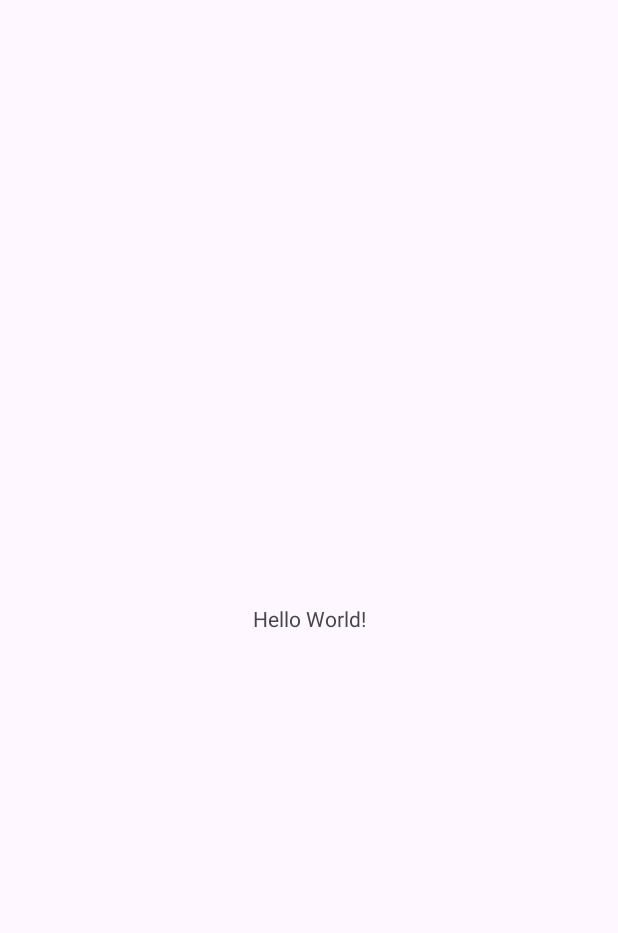
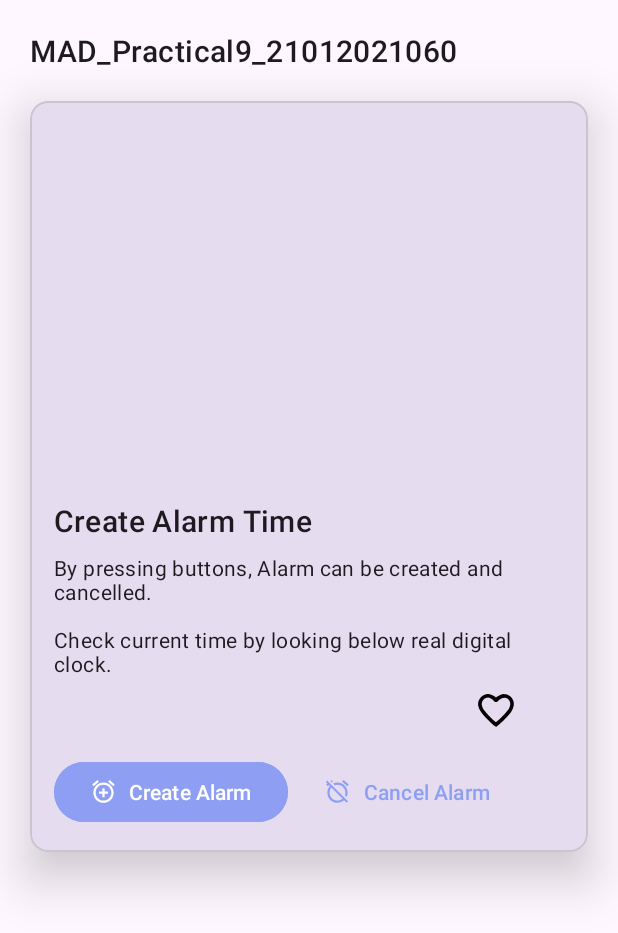
Before and after one commit to patelayushi09/MAD_Practical9_21012021060, an Android app: the screen it shows after launch (MainActivity), on a phone screen of 412 x 824 dp. Before the commit the part shown is almost empty. Shown: the top 933 px of the screen. Run offline under Robolectric (Android 15) with nearby library versions, the phone set to English and light mode, and no system bars.

Commit message:
activitymain

```diff
--- a/app/src/main/AndroidManifest.xml
+++ b/app/src/main/AndroidManifest.xml
@@ -13,6 +13,9 @@
         android:theme="@style/Theme.MAD_Practical9_21012021060"
         tools:targetApi="31">
         <activity
+            android:name=".SplashActivity"
+            android:exported="false" />
+        <activity
             android:name=".MainActivity"
             android:exported="true">
             <intent-filter>
--- /dev/null
+++ b/app/src/main/java/com/example/mad_practical9_21012021060/SplashActivity.kt
@@ -0,0 +1,11 @@
+package com.example.mad_practical9_21012021060
+
+import androidx.appcompat.app.AppCompatActivity
+import android.os.Bundle
+
+class SplashActivity : AppCompatActivity() {
+    override fun onCreate(savedInstanceState: Bundle?) {
+        super.onCreate(savedInstanceState)
+        setContentView(R.layout.activity_splash)
+    }
+}
--- a/app/src/main/res/layout/activity_main.xml
+++ b/app/src/main/res/layout/activity_main.xml
@@ -7,12 +7,86 @@
     tools:context=".MainActivity">
 
     <TextView
+        android:id="@+id/textView"
         android:layout_width="wrap_content"
         android:layout_height="wrap_content"
-        android:text="Hello World!"
-        app:layout_constraintBottom_toBottomOf="parent"
-        app:layout_constraintEnd_toEndOf="parent"
+        android:layout_margin="20dp"
+        android:text="@string/app_name"
+        android:textAppearance="?attr/textAppearanceHeadline6"
+        android:textSize="20sp"
         app:layout_constraintStart_toStartOf="parent"
         app:layout_constraintTop_toTopOf="parent" />
 
+    <com.google.android.material.card.MaterialCardView
+        android:id="@+id/card"
+        android:layout_width="match_parent"
+        android:layout_height="wrap_content"
+        android:layout_margin="20dp"
+        app:cardElevation="20dp"
+        app:layout_constraintEnd_toEndOf="parent"
+        app:layout_constraintStart_toStartOf="parent"
+        app:layout_constraintTop_toBottomOf="@+id/textView">
+
+        <LinearLayout
+            android:layout_width="match_parent"
+            android:layout_height="wrap_content"
+            android:orientation="vertical">
+
+            <ImageView
+                android:id="@+id/alarm"
+                android:layout_width="match_parent"
+                android:layout_height="250dp"
+                android:scaleType="center" />
+
+            <LinearLayout
+                android:layout_width="match_parent"
+                android:layout_height="wrap_content"
+                android:orientation="vertical"
+                android:padding="16dp">
+
+                <TextView
+                    android:layout_width="wrap_content"
+                    android:layout_height="wrap_content"
+                    android:text="Create Alarm Time"
+                    android:textAppearance="?attr/textAppearanceHeadline6" />
+                <TextView
+                    android:layout_width="wrap_content"
+                    android:layout_height="wrap_content"
+                    android:layout_marginTop="8dp"
+                    android:text="By pressing buttons, Alarm can be created and cancelled.\n\nCheck current time by looking below real digital clock. "
+                    android:textAppearance="?attr/textAppearanceBody2" />
+                <ImageView
+                    android:id="@+id/heart"
+                    android:layout_width="40dp"
+                    android:layout_height="40dp"
+                    android:layout_marginTop="2dp"
+                    android:layout_marginEnd="25dp"
+                    android:layout_gravity="right"
+                    android:src="@drawable/heart_animation_list"/>
+
+                <LinearLayout
+                    android:layout_width="wrap_content"
+                    android:layout_height="wrap_content"
+                    android:orientation="horizontal"
+                    android:layout_marginTop="10dp">
+                    <com.google.android.material.button.MaterialButton
+                        android:id="@+id/create_alarm"
+                        android:layout_width="wrap_content"
+                        android:layout_height="wrap_content"
+                        android:text="Create Alarm"
+                        android:backgroundTint="@color/blue"
+                        app:icon="@drawable/baseline_add_alarm_24" />
+                    <com.google.android.material.button.MaterialButton
+                        android:id="@+id/cancel_alarm"
+                        android:layout_width="wrap_content"
+                        android:layout_height="wrap_content"
+                        android:text="Cancel Alarm"
+                        android:textColor="@color/blue"
+                        android:background="#00FFFFFF"
+                        app:icon="@drawable/baseline_alarm_off_24"
+                        app:iconTint="@color/blue"/>
+                </LinearLayout>
+            </LinearLayout>
+        </LinearLayout>
+    </com.google.android.material.card.MaterialCardView>
 </androidx.constraintlayout.widget.ConstraintLayout>
--- /dev/null
+++ b/app/src/main/res/layout/activity_splash.xml
@@ -0,0 +1,9 @@
+<?xml version="1.0" encoding="utf-8"?>
+<androidx.constraintlayout.widget.ConstraintLayout xmlns:android="http://schemas.android.com/apk/res/android"
+    xmlns:app="http://schemas.android.com/apk/res-auto"
+    xmlns:tools="http://schemas.android.com/tools"
+    android:layout_width="match_parent"
+    android:layout_height="match_parent"
+    tools:context=".SplashActivity">
+
+</androidx.constraintlayout.widget.ConstraintLayout>
```
